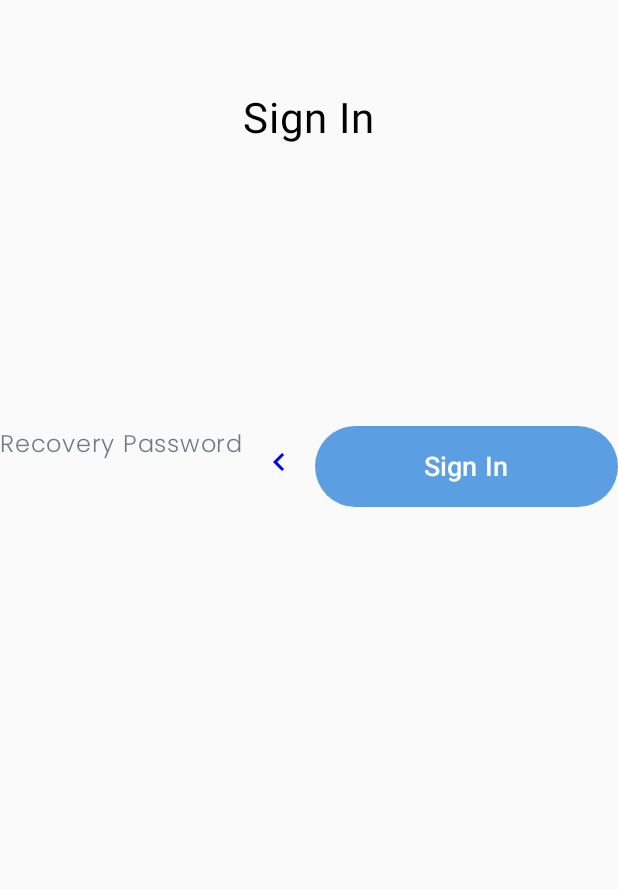
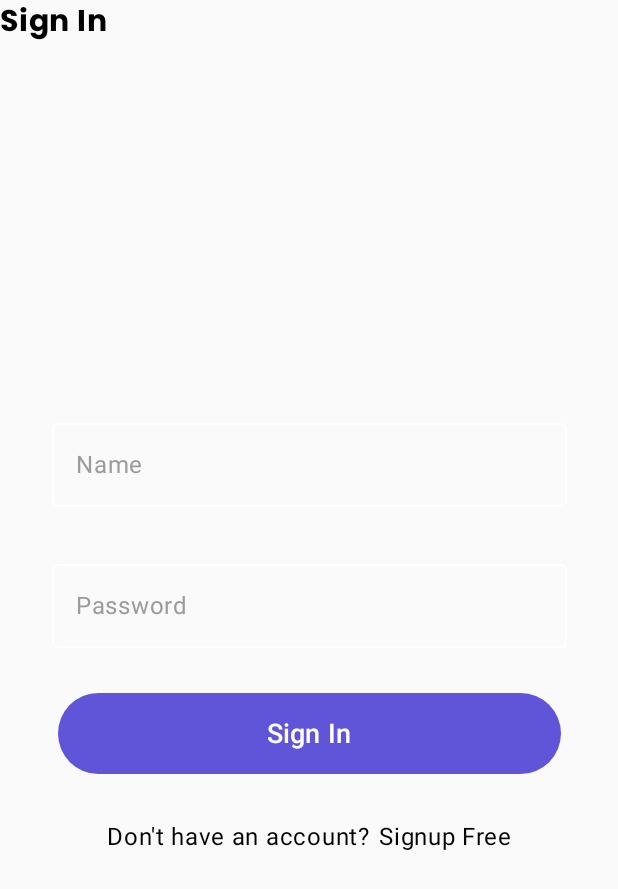
Before and after one commit to MohamedHesham125/Trendify, an Android app built with Jetpack Compose: the screen it shows after launch (MainActivity), on a phone screen of 412 x 824 dp. Shown: the top 889 px of the screen. Run offline under Robolectric (Android 15) with nearby library versions, the phone set to English and light mode, and no system bars; our stand-ins replace Voyager.

Commit message:
Update LoginSceen.kt

```diff
--- a/app/src/main/java/com/example/trendify/presentation/ui/LoginSceen.kt
+++ b/app/src/main/java/com/example/trendify/presentation/ui/LoginSceen.kt
@@ -53,54 +53,60 @@ class LoginSceen : Screen {
         val password= remember { mutableStateOf("") }
         val navigator= LocalNavigator.currentOrThrow
 
-
+        Column(verticalArrangement = Arrangement.Center) {
+            Text(
+                text = "Sign In",
+                fontSize = 20.sp,
+                fontFamily = FontFamily(Font(resId = R.font.poppins_bold)),
+                modifier = Modifier.width(73.dp).padding(bottom = 30.dp)
+            )
+        }
         Column(verticalArrangement = Arrangement.Center,
             horizontalAlignment = Alignment.CenterHorizontally,
             modifier = Modifier.fillMaxSize()) {
-                Text(
-                    text = "Sign In",
-                    fontSize = 28.sp,
-                    modifier = Modifier.padding(top = 50.dp)
-                )
 
+            Spacer(modifier = Modifier.height(30.dp))
 
             //Email Address TextField
-            Box(modifier = Modifier.fillMaxWidth()){
                 OutlinedTextField(
                     value =username.value ,
                     onValueChange ={username.value=it},
                     modifier = Modifier
                         .width(343.dp)
-                        .height(64.dp)
-                        .padding(start = 16.dp, end = 16.dp, top = 231.dp, bottom = 8.dp),
+                        .height(64.dp),
+                    colors = OutlinedTextFieldDefaults.colors(
+                        focusedBorderColor = Color(0xff6055D8),
+                        unfocusedBorderColor = Color.White,
+                        cursorColor = Color.Black
+                    ),
                     label = { Text(text = "Name",
                         color = Color(0xff9B9B9B))}
                 )
-            }
             Spacer(modifier = Modifier.height(30.dp))
 
-
-
             //Password TextField
-            Box(modifier = Modifier.fillMaxWidth()){
                 OutlinedTextField(
                     value =password.value ,
                     onValueChange ={password.value=it},
                     modifier = Modifier
                         .width(343.dp)
-                        .height(64.dp)
-                        .padding(start = 16.dp, end = 16.dp, top = 231.dp, bottom = 8.dp),
+                        .height(64.dp),
+                    colors = OutlinedTextFieldDefaults.colors(
+                        focusedBorderColor = Color(0xff6055D8),
+                        unfocusedBorderColor = Color.White,
+                        cursorColor = Color.Black
+                    ),
                     label = { Text(text = "Password",
                         color = Color(0xff9B9B9B))}
                 )
-            }
+
 
             Spacer(modifier = Modifier.height(30.dp))
 
 
 
             //Recovery Password
-            Row{
+            /*Row{
                 Text(text = "Recovery Password",
                     modifier = Modifier,
                     color = Color(0xff707B81),
@@ -111,21 +117,23 @@ class LoginSceen : Screen {
                         tint = Color.Blue,
                         contentDescription = null)
             }
+            }*/
 
-            //Sign In
+            //Sign In Button
             Button(onClick = { /*TODO*/ },
                 colors = ButtonDefaults.buttonColors(
-                    containerColor = Color(0xff5B9EE1),
+                    containerColor = Color(0xff6055D8),
                     contentColor = Color.White),
                 shape = RoundedCornerShape(50.dp),
                 modifier = Modifier
                     .height(54.dp)
                     .width(335.dp)
-            )
-            {
+            ) {
                 Text(text = "Sign In",
-                    fontSize = 18.sp)
-            }
+                    fontSize = 18.sp) }
+
+
+            Spacer(modifier = Modifier.height(30.dp))
             Row {
                 Text(text = "Don't have an account?")
                 Spacer(modifier = Modifier.width(5.dp))
@@ -137,4 +145,3 @@ class LoginSceen : Screen {
         }
     }
 }
-}
```
